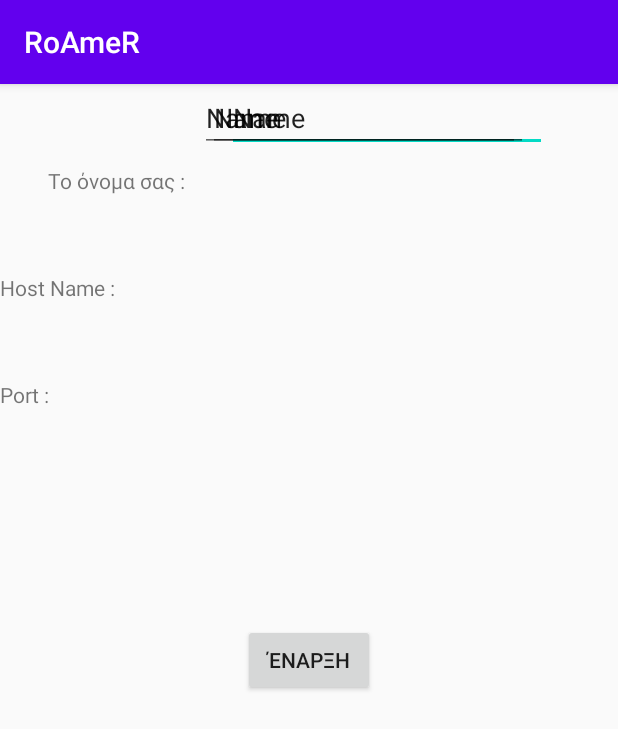
After one commit to sotikouk/RoAmeR-mobile, an Android app: the startActivity screen opened directly, with no data from a screen before it, on a phone screen of 412 x 824 dp. The commit adds this screen. Shown: the top 729 px of the screen. Run offline under Robolectric (Android 15) with nearby library versions, the phone set to English and light mode, and no system bars.

Commit message:
start activity

```diff
--- a/app/build.gradle
+++ b/app/build.gradle
@@ -29,6 +29,10 @@ dependencies {
     implementation fileTree(dir: 'C:\\jade', include: ['*.aar', '*.jar'], exclude: [])
     implementation fileTree(dir: 'C:\\jade\\jade\\leap\\src', include: ['*.aar', '*.jar'], exclude: [])
     implementation 'net.sf.ingenias:jade:4.3'
+    implementation fileTree(dir: 'C:\\jade\\jade\\leap\\android', include: ['*.aar', '*.jar'], exclude: [])
+    implementation fileTree(dir: 'C:\\jade\\jade\\leap\\android\\src\\jade\\android', include: ['*.aar', '*.jar'], exclude: [])
+    implementation fileTree(dir: 'C:\\jade\\jade\\src\\jade\\android', include: ['*.aar', '*.jar'], exclude: [])
+    implementation fileTree(dir: 'C:\\jade\\jade\\leap\\android\\lib', include: ['*.aar', '*.jar'], exclude: [])
     testImplementation 'junit:junit:4.12'
     androidTestImplementation 'androidx.test.ext:junit:1.1.1'
     androidTestImplementation 'androidx.test.espresso:espresso-core:3.3.0'
--- a/app/src/main/AndroidManifest.xml
+++ b/app/src/main/AndroidManifest.xml
@@ -2,10 +2,11 @@
 <manifest xmlns:android="http://schemas.android.com/apk/res/android"
     package="com.example.roamer">
 
-    <uses-permission android:name="android.permission.ACCESS_FINE_LOCATION"/>
-    <uses-permission android:name="android.permission.ACCESS_COARSE_LOCATION"/>
-    <uses-permission android:name="android.permission.CAMERA"/>
-    <uses-feature android:name="android.hardware.camera"/>
+    <uses-permission android:name="android.permission.ACCESS_FINE_LOCATION" />
+    <uses-permission android:name="android.permission.ACCESS_COARSE_LOCATION" />
+    <uses-permission android:name="android.permission.CAMERA" />
+
+    <uses-feature android:name="android.hardware.camera" />
 
     <application
         android:allowBackup="true"
@@ -13,6 +14,7 @@
         android:label="@string/app_name"
         android:supportsRtl="true"
         android:theme="@style/AppTheme">
+        <activity android:name=".startActivity"></activity>
         <activity android:name=".MainActivity">
             <intent-filter>
                 <action android:name="android.intent.action.MAIN" />
--- a/app/src/main/java/com/example/roamer/MainActivity.java
+++ b/app/src/main/java/com/example/roamer/MainActivity.java
@@ -1,7 +1,4 @@
 package com.example.roamer;
-
-import androidx.appcompat.app.AppCompatActivity;
-import androidx.core.content.ContextCompat;
 
 import android.Manifest;
 import android.content.pm.PackageManager;
@@ -22,6 +19,11 @@ import android.view.ViewGroup;
 import android.widget.FrameLayout;
 import android.widget.TextView;
 import android.widget.Toast;
+
+import androidx.appcompat.app.AppCompatActivity;
+import androidx.core.content.ContextCompat;
+
+import jade.android.MicroRuntimeServiceBinder;
 
 import static android.hardware.SensorManager.AXIS_MINUS_X;
 import static android.hardware.SensorManager.AXIS_MINUS_Y;
@@ -61,10 +63,17 @@ public class MainActivity extends AppCompatActivity implements SensorEventListen
     boolean locationServiceAvailable;
     private float declination;
 
+    private MicroRuntimeServiceBinder microRuntimeServiceBinder;
+
+    public MainActivity() {
+    }
+
     @Override
     protected void onCreate(Bundle savedInstanceState) {
         super.onCreate(savedInstanceState);
         setContentView(R.layout.activity_main);
+
+
 
         sensorManager = (SensorManager) this.getSystemService(SENSOR_SERVICE);
         cameraContainerLayout = findViewById(R.id.camera_container_layout);
--- a/app/src/main/java/com/example/roamer/agents/proximityAgent.java
+++ b/app/src/main/java/com/example/roamer/agents/proximityAgent.java
@@ -1,8 +1,15 @@
 package com.example.roamer.agents;
 
 import android.content.Context;
+
+import java.util.HashMap;
+import java.util.Map;
+
+import jade.core.AID;
 import jade.core.Agent;
 import jade.core.behaviours.CyclicBehaviour;
+import jade.domain.introspection.AMSSubscriber;
+import jade.proto.SubscriptionResponder;
 
 // Ο proximity Agent υπολογίζει την απόσταση απο τις επιχειρήσεις.
 // Οταν η απόσταση ειναι μικρότερη των 4m χρονομετρά για πόση ώρα παραμένει ο χρήστης
@@ -12,6 +19,8 @@ import jade.core.behaviours.CyclicBehaviour;
 // είδος επιχειρήσεων.
 public class proximityAgent extends Agent {
 private Context context;
+    private Map<AID, SubscriptionResponder.Subscription> participants = new HashMap<AID, SubscriptionResponder.Subscription>();
+    private AMSSubscriber myAMSSubscriber;
 
     protected void setup() {
 
@@ -33,4 +42,6 @@ private Context context;
 
     public void action(){}
     }
+
+
 }
--- /dev/null
+++ b/app/src/main/java/com/example/roamer/startActivity.java
@@ -0,0 +1,14 @@
+package com.example.roamer;
+
+import android.os.Bundle;
+
+import androidx.appcompat.app.AppCompatActivity;
+
+public class startActivity extends AppCompatActivity {
+
+    @Override
+    protected void onCreate(Bundle savedInstanceState) {
+        super.onCreate(savedInstanceState);
+        setContentView(R.layout.activity_start);
+    }
+}
--- /dev/null
+++ b/app/src/main/res/layout/activity_start.xml
@@ -0,0 +1,83 @@
+<?xml version="1.0" encoding="utf-8"?>
+<androidx.constraintlayout.widget.ConstraintLayout xmlns:android="http://schemas.android.com/apk/res/android"
+    xmlns:app="http://schemas.android.com/apk/res-auto"
+    xmlns:tools="http://schemas.android.com/tools"
+    android:layout_width="match_parent"
+    android:layout_height="match_parent"
+    tools:context=".startActivity">
+
+  <TextView
+      android:id="@+id/textView"
+      android:layout_width="wrap_content"
+      android:layout_height="wrap_content"
+      android:text="Το όνομα σας :"
+      app:layout_constraintBottom_toBottomOf="parent"
+      app:layout_constraintEnd_toEndOf="parent"
+      app:layout_constraintHorizontal_bias="0.1"
+      app:layout_constraintStart_toStartOf="parent"
+      app:layout_constraintTop_toTopOf="parent"
+      app:layout_constraintVertical_bias="0.073" />
+
+  <EditText
+      android:id="@+id/PersonName"
+      android:layout_width="wrap_content"
+      android:layout_height="wrap_content"
+      android:layout_marginStart="28dp"
+      android:ems="10"
+      android:inputType="textPersonName"
+      android:text="Name"
+      app:layout_constraintStart_toEndOf="@+id/textView"
+      tools:layout_editor_absoluteY="37dp" />
+
+  <TextView
+      android:id="@+id/editHost"
+      android:layout_width="wrap_content"
+      android:layout_height="wrap_content"
+      android:layout_marginTop="52dp"
+      android:text="Host Name :"
+      app:layout_constraintTop_toBottomOf="@+id/textView"
+      tools:layout_editor_absoluteX="32dp" />
+
+  <EditText
+      android:id="@+id/hostName"
+      android:layout_width="wrap_content"
+      android:layout_height="wrap_content"
+      android:ems="10"
+      android:inputType="textPersonName"
+      android:text="Name"
+      app:layout_constraintEnd_toEndOf="parent"
+      app:layout_constraintHorizontal_bias="0.467"
+      app:layout_constraintStart_toEndOf="@+id/editHost"
+      tools:layout_editor_absoluteY="109dp" />
+
+  <TextView
+      android:id="@+id/port"
+      android:layout_width="wrap_content"
+      android:layout_height="wrap_content"
+      android:layout_marginTop="52dp"
+      android:text="Port :"
+      app:layout_constraintTop_toBottomOf="@+id/editHost"
+      tools:layout_editor_absoluteX="32dp" />
+
+  <EditText
+      android:id="@+id/editTextTextPersonName3"
+      android:layout_width="wrap_content"
+      android:layout_height="wrap_content"
+      android:ems="10"
+      android:inputType="number"
+      android:text="Name"
+      app:layout_constraintEnd_toEndOf="parent"
+      app:layout_constraintHorizontal_bias="0.637"
+      app:layout_constraintStart_toEndOf="@+id/port"
+      tools:layout_editor_absoluteY="180dp" />
+
+  <Button
+      android:id="@+id/startButton"
+      android:layout_width="wrap_content"
+      android:layout_height="wrap_content"
+      android:text="Έναρξη"
+      app:layout_constraintBottom_toBottomOf="parent"
+      app:layout_constraintEnd_toEndOf="parent"
+      app:layout_constraintStart_toStartOf="parent"
+      app:layout_constraintTop_toTopOf="parent" />
+</androidx.constraintlayout.widget.ConstraintLayout>
--- a/build.gradle
+++ b/build.gradle
@@ -5,7 +5,7 @@ buildscript {
         jcenter()
     }
     dependencies {
-        classpath 'com.android.tools.build:gradle:4.1.0'
+        classpath 'com.android.tools.build:gradle:4.1.1'
 
         // NOTE: Do not place your application dependencies here; they belong
         // in the individual module build.gradle files
```
